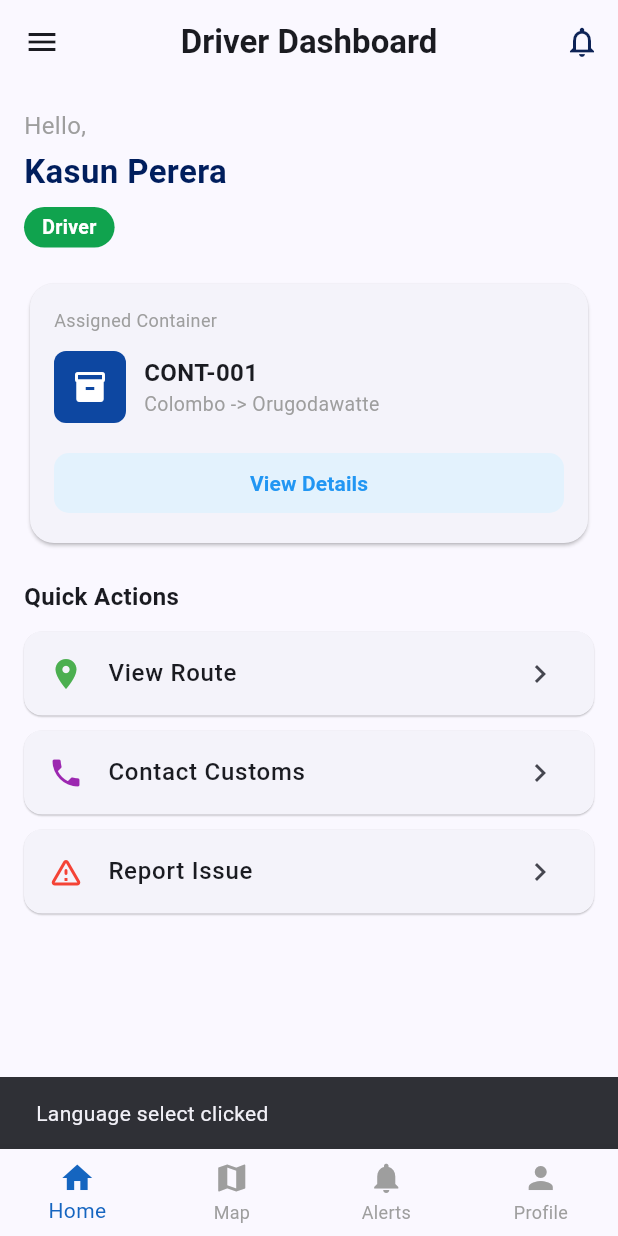
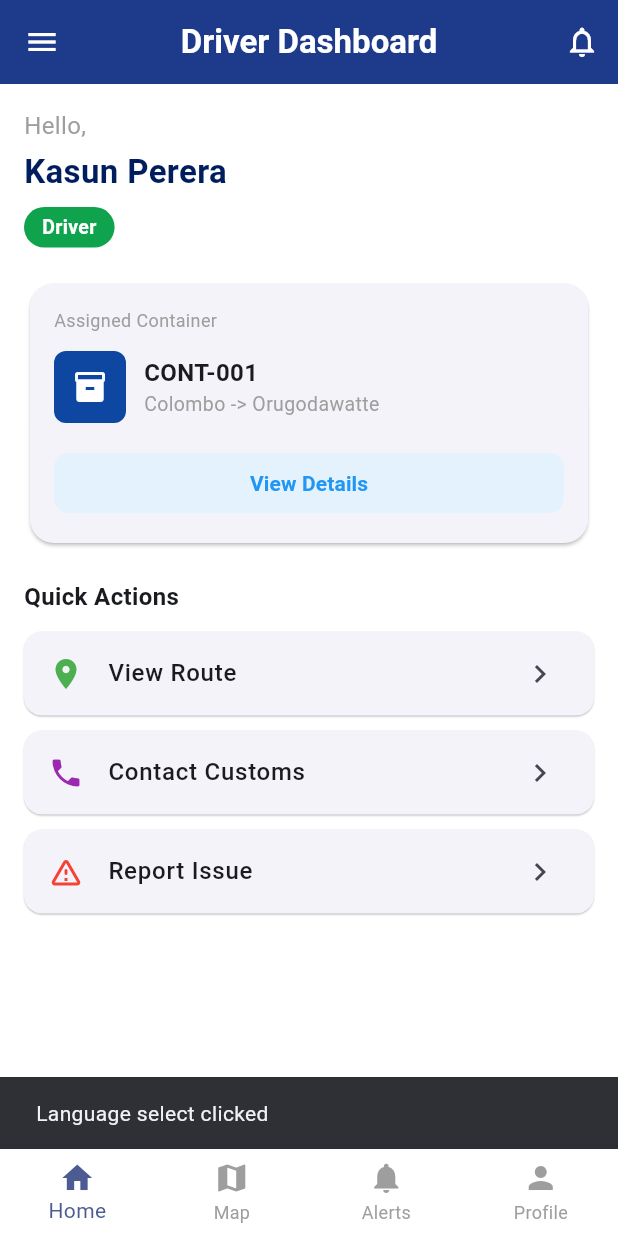
Before and after one commit to Idusha-Ikb/Cgo, a Flutter app: the screen it shows after launch, in the side drawer, after a tap on "View Details", on a phone screen of 412 x 824 dp. Run offline on Flutter 3.47's test engine with Material 3 defaults, Android fonts, the phone set to English and light mode, and no system bars; our stand-ins replace easy_localization, local_auth, shared_preferences.

Commit message:
Update files

```diff
--- /dev/null
+++ b/assets/translations/en.json
@@ -0,0 +1,6 @@
+{
+  "app_title": "SecureTrackSL",
+  "settings": "Settings",
+  "theme": "App Theme",
+  "tamper_alert": "Tamper Alert Sound"
+}
--- a/lib/main.dart
+++ b/lib/main.dart
@@ -1,12 +1,31 @@
 import 'package:flutter/material.dart';
+import 'package:easy_localization/easy_localization.dart';
+
 import 'menu.dart';
 import 'screens/home_screen.dart';
 import 'screens/route_screen.dart';
 import 'screens/alerts_screen.dart';
 import 'screens/profile_screen.dart';
 
-void main() {
-  runApp(const MyApp());
+// Global Theme Switcher State
+ValueNotifier<ThemeMode> themeNotifier = ValueNotifier(ThemeMode.system);
+
+void main() async {
+  WidgetsFlutterBinding.ensureInitialized();
+  await EasyLocalization.ensureInitialized();
+
+  runApp(
+    EasyLocalization(
+      supportedLocales: const [
+        Locale('en'),
+        Locale('si'),
+        Locale('ta'),
+      ],
+      path: 'assets/translations',
+      fallbackLocale: const Locale('en'),
+      child: const MyApp(),
+    ),
+  );
 }
 
 class MyApp extends StatelessWidget {
@@ -14,14 +33,58 @@ class MyApp extends StatelessWidget {
 
   @override
   Widget build(BuildContext context) {
+    return ValueListenableBuilder<ThemeMode>(
+      valueListenable: themeNotifier,
+      builder: (_, ThemeMode currentMode, __) {
         return MaterialApp(
           debugShowCheckedModeBanner: false,
           title: 'Driver App',
+
+          // Easy Localization Setup
+          localizationsDelegates: context.localizationDelegates,
+          supportedLocales: context.supportedLocales,
+          locale: context.locale,
+
+          // 1. Light Theme Setup
           theme: ThemeData(
-        colorScheme: ColorScheme.fromSeed(seedColor: const Color(0xFF1E3A8A)),
             useMaterial3: true,
+            brightness: Brightness.light,
+            scaffoldBackgroundColor: Colors.white,
+            colorScheme: ColorScheme.fromSeed(
+              seedColor: const Color(0xFF1E3A8A),
+              brightness: Brightness.light,
+              surface: Colors.white,
             ),
+            cardColor: Colors.white,
+            appBarTheme: const AppBarTheme(
+              backgroundColor: Color(0xFF1E3A8A),
+              foregroundColor: Colors.white,
+              elevation: 0,
+            ),
+          ),
+
+          // 2. Dark Theme Setup
+          darkTheme: ThemeData(
+            useMaterial3: true,
+            brightness: Brightness.dark,
+            scaffoldBackgroundColor: const Color(0xFF121212),
+            colorScheme: ColorScheme.fromSeed(
+              seedColor: const Color(0xFF1E3A8A),
+              brightness: Brightness.dark,
+              surface: const Color(0xFF1E1E1E),
+            ),
+            cardColor: const Color(0xFF1E1E1E),
+            appBarTheme: const AppBarTheme(
+              backgroundColor: Color(0xFF1F1F1F),
+              foregroundColor: Colors.white,
+              elevation: 0,
+            ),
+          ),
+
+          themeMode: currentMode,
           home: const MainNavigationScreen(),
+        );
+      },
     );
   }
 }
@@ -36,7 +99,12 @@ class MainNavigationScreen extends StatefulWidget {
 class _MainNavigationScreenState extends State<MainNavigationScreen> {
   int _currentIndex = 0;
 
-  final List<String> _titles = ['Driver Dashboard', 'Route', 'Alerts', 'Profile'];
+  List<String> get _titles => [
+        'Driver Dashboard'.tr(),
+        'Route'.tr(),
+        'Alerts'.tr(),
+        'Profile'.tr(),
+      ];
 
   void _onTabSelected(int index) {
     setState(() {
@@ -55,11 +123,14 @@ class _MainNavigationScreenState extends State<MainNavigationScreen> {
 
     return Scaffold(
       appBar: AppBar(
-        title: Text(_titles[_currentIndex], style: const TextStyle(fontWeight: FontWeight.bold, fontSize: 22)),
+        title: Text(
+          _titles[_currentIndex],
+          style: const TextStyle(fontWeight: FontWeight.bold, fontSize: 22),
+        ),
         centerTitle: true,
         actions: [
           IconButton(
-            icon: const Icon(Icons.notifications_outlined, color: Color.fromARGB(255, 13, 35, 86)),
+            icon: const Icon(Icons.notifications_outlined),
             onPressed: () => _onTabSelected(2),
           ),
         ],
@@ -73,13 +144,25 @@ class _MainNavigationScreenState extends State<MainNavigationScreen> {
         currentIndex: _currentIndex,
         onTap: _onTabSelected,
         type: BottomNavigationBarType.fixed,
-        selectedItemColor: Colors.blue.shade800,
+        selectedItemColor: Theme.of(context).colorScheme.primary,
         unselectedItemColor: Colors.grey,
-        items: const [
-          BottomNavigationBarItem(icon: Icon(Icons.home), label: 'Home'),
-          BottomNavigationBarItem(icon: Icon(Icons.map), label: 'Map'),
-          BottomNavigationBarItem(icon: Icon(Icons.notifications), label: 'Alerts'),
-          BottomNavigationBarItem(icon: Icon(Icons.person), label: 'Profile'),
+        items: [
+          BottomNavigationBarItem(
+            icon: const Icon(Icons.home),
+            label: 'Home'.tr(),
+          ),
+          BottomNavigationBarItem(
+            icon: const Icon(Icons.map),
+            label: 'Map'.tr(),
+          ),
+          BottomNavigationBarItem(
+            icon: const Icon(Icons.notifications),
+            label: 'Alerts'.tr(),
+          ),
+          BottomNavigationBarItem(
+            icon: const Icon(Icons.person),
+            label: 'Profile'.tr(),
+          ),
         ],
       ),
     );
--- a/lib/menu.dart
+++ b/lib/menu.dart
@@ -1,4 +1,5 @@
 import 'package:flutter/material.dart';
+import 'package:driver_app/settingspage.dart';
 
 class Menu extends StatelessWidget {
   final Function(int) onSelectTab;
@@ -39,12 +40,13 @@ class Menu extends StatelessWidget {
             },
           ),
           ListTile(
-            leading: const Icon(Icons.settings_outlined),
+            leading: const Icon(Icons.settings),
             title: const Text('Settings'),
             onTap: () {
               Navigator.pop(context);
-              ScaffoldMessenger.of(context).showSnackBar(
-                const SnackBar(content: Text('Settings clicked')),
+              Navigator.push(
+                context,
+                MaterialPageRoute(builder: (context) => const SettingsPage()),
               );
             },
           ),
--- a/lib/screens/route_screen.dart
+++ b/lib/screens/route_screen.dart
@@ -69,8 +69,8 @@ class RouteScreen extends StatelessWidget {
                   const Column(
                     crossAxisAlignment: CrossAxisAlignment.start,
                     children: [
-                      Text('128 km', style: TextStyle(fontWeight: FontWeight.bold, fontSize: 16)),
-                      Text('Estimated 4h 15m', style: TextStyle(color: Colors.grey)),
+                      Text('12km', style: TextStyle(fontWeight: FontWeight.bold, fontSize: 16)),
+                      Text('Estimated 1h 15m', style: TextStyle(color: Colors.grey)),
                     ],
                   ),
                   const Spacer(),
```
Also changed, not shown: assets/translations/si.json (added, +13 -0 lines), assets/translations/ta.json (added, +13 -0 lines), lib/settingspage.dart (added, +394 -0 lines), pubspec.yaml (+8 -3 lines), pubspec.lock, 8 other files. Lines whose indentation alone changed are shown as unchanged.
